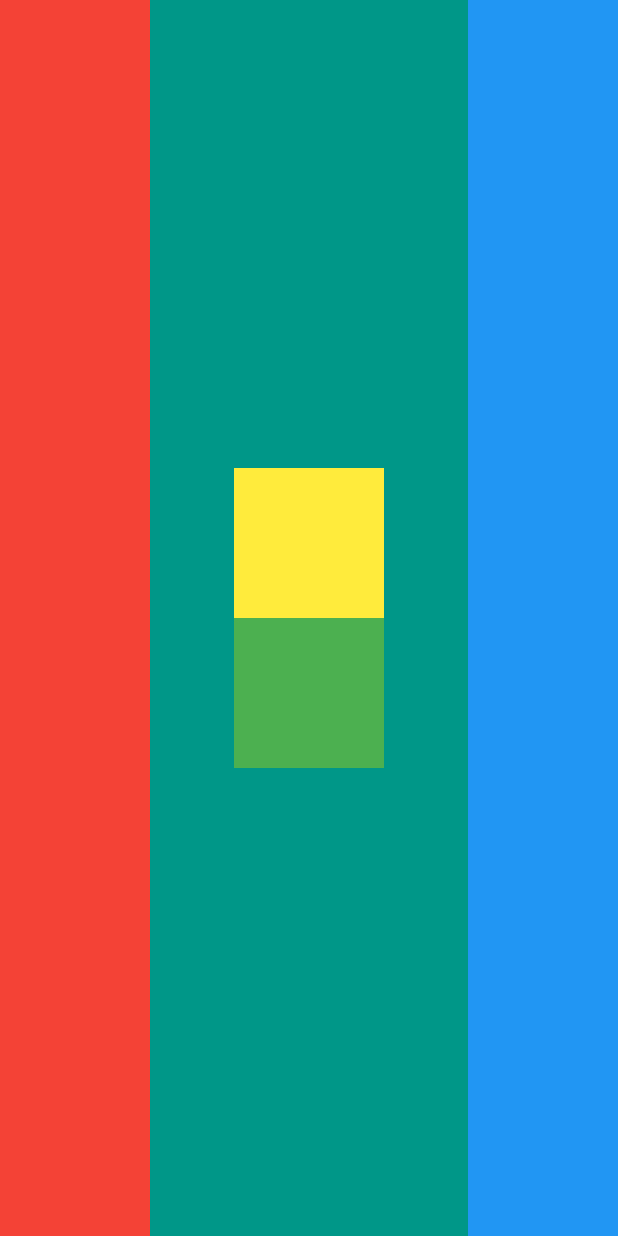
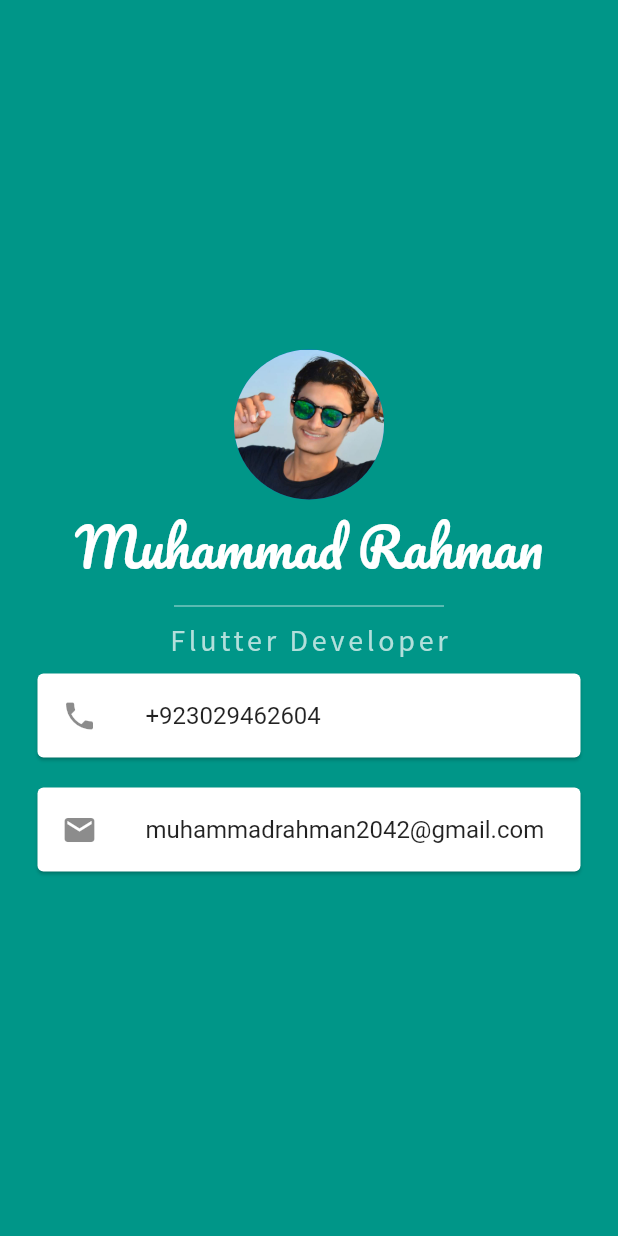
Before and after one commit to MuhammadRahman2/flutter-Angula-challenge, a Flutter app: the screen it shows after launch, on a phone screen of 412 x 824 dp. Run offline on Flutter 3.47's test engine with Material 2 defaults, Android fonts, the phone set to English and light mode, and no system bars.

Commit message:
Bussiness Card Compete

```diff
--- a/lib/main.dart
+++ b/lib/main.dart
@@ -1,44 +1,60 @@
 import 'package:flutter/material.dart';
 
-void main() {
-  runApp(MyApp());
-}
+void main(List<String> args) => runApp(MyApp());
 
 class MyApp extends StatelessWidget {
-   const MyApp({ Key? key }) : super(key: key);
 
   @override
   Widget build(BuildContext context) {
     return MaterialApp(
+      title: 'Bussness Card',
       home: Scaffold(
         backgroundColor: Colors.teal,
         body: SafeArea(
-           child: Row(
-             mainAxisAlignment: MainAxisAlignment.spaceBetween,
-             children: [
-               Container(
-                 color: Colors.red,
-                 width: 100.0,
-               ),
-               Column(
+          child:Column(
             mainAxisAlignment:  MainAxisAlignment.center,
             children: [
-                   Container(
-                     width: 100.0,
-                     height: 100.0,
-                     color: Colors.yellow,
+              CircleAvatar(
+                radius: 50.0,
+                backgroundImage: AssetImage('Assets/Images/mr.jpg'),
               ),
-                   Container(
-                     width: 100.0,
-                     height: 100.0,
-                     color: Colors.green,
+              Text('Muhammad Rahman',style: TextStyle(
+                fontFamily: 'Pacifico',
+                fontSize:  35.0,
+                color: Colors.white
+
+              ),),
+              SizedBox(
+                width: 180.0,
+                height: 20.0,
+                child: Divider(
+                 color:  Colors.teal.shade100,
+                )
+
               ),
-                 ],
+              Text("Flutter Developer",style: TextStyle(
+                fontFamily: 'Source Sans Pro',
+                fontSize: 20.0,
+                letterSpacing: 2.5,
+                color:  Colors.teal.shade100
+              ),),
+              Card(
+                margin: EdgeInsets.symmetric( vertical: 10.0, horizontal: 25.0),
+                child: ListTile (
+                   leading: Icon(Icons.phone),
+                   title: Text('+923029462604',
                    ),
-               Container(
-                     width: 100.0,
-                     color: Colors.blue,
+                   ) ,
               ),
+              Card(
+                margin: EdgeInsets.symmetric( vertical: 10.0, horizontal: 25.0),
+                child: ListTile (
+                   leading: Icon(Icons.email),
+                   title: Text('muhammadrahman2042@gmail.com'
+                   ),
+
+                   ) ,
+              )
             ],
           ),
           ),
```
Also changed, not shown: pubspec.yaml (+13 -56 lines), Assets/Images/mr.jpg (added), Assets/fonts/Pacifico-Regular.ttf (added), Assets/fonts/SourceSansPro-Regular.ttf (added), pubspec.lock, 1 other file. Lines whose indentation alone changed are shown as unchanged.
